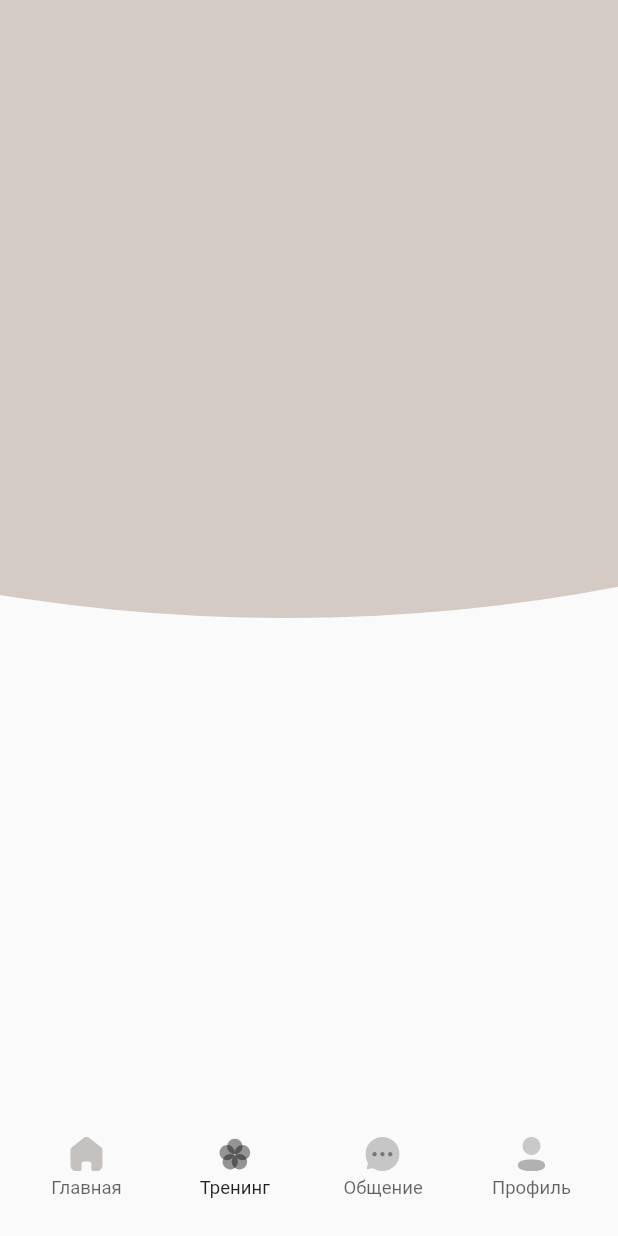
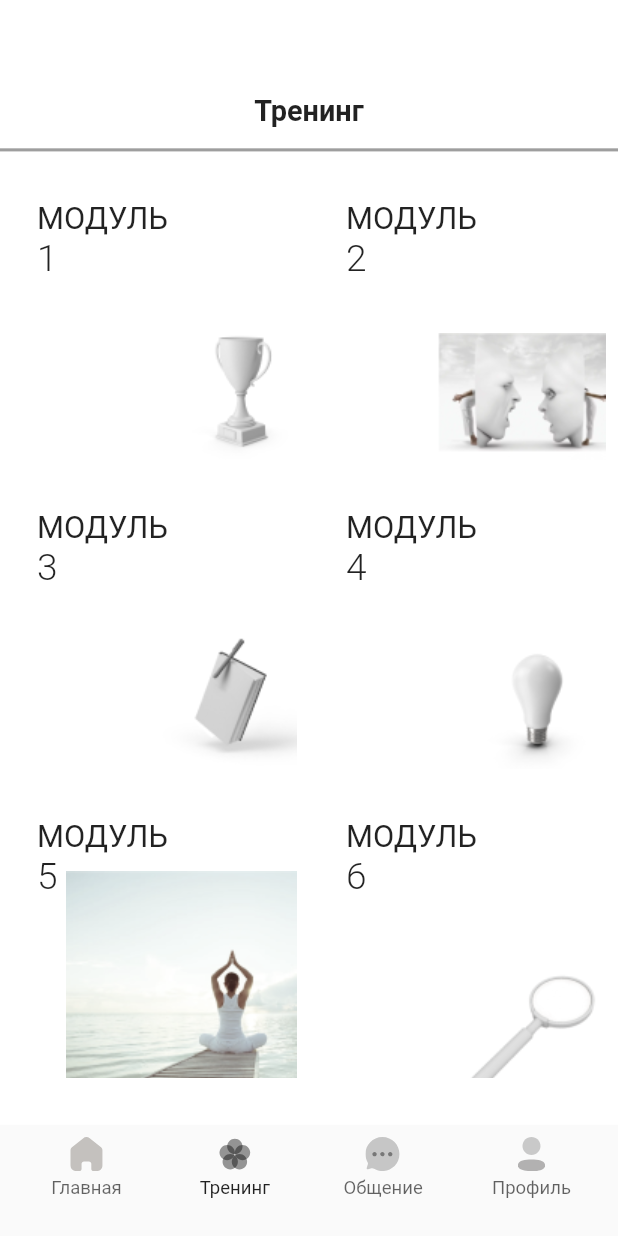
Before and after one commit to OlegBochkoV/gastrasoft, a Flutter app: the screen it shows after launch, item 2 of the bottom bar chosen, on a phone screen of 412 x 824 dp. Run offline on Flutter 3.47's test engine with Material 2 defaults, Android fonts, the phone set to English and light mode, and no system bars; our stand-ins replace flutter_bloc, flutter_svg, sizer.

Commit message:
training page

```diff
--- /dev/null
+++ b/lib/domen/module_item.dart
@@ -0,0 +1,6 @@
+class ModuleData {
+  int index;
+  String icon;
+
+  ModuleData({required this.index, required this.icon});
+}
--- /dev/null
+++ b/lib/home/training/module_page.dart
@@ -0,0 +1,65 @@
+import 'package:flutter/material.dart';
+import 'package:gastra_soft/domen/module_item.dart';
+import 'package:gastra_soft/home/training/training_bloc.dart';
+import 'package:sizer/sizer.dart';
+import 'package:flutter_bloc/flutter_bloc.dart';
+
+class ModulePage extends StatelessWidget {
+  const ModulePage({Key? key}) : super(key: key);
+
+  @override
+  Widget build(BuildContext context) {
+    List<ModuleData> moduleItem = [
+      ModuleData(index: 1, icon: 'assets/images/module1.png'),
+      ModuleData(index: 2, icon: 'assets/images/module2.png'),
+      ModuleData(index: 3, icon: 'assets/images/module3.png'),
+      ModuleData(index: 4, icon: 'assets/images/module4.png'),
+      ModuleData(index: 5, icon: 'assets/images/module5.png'),
+      ModuleData(index: 6, icon: 'assets/images/module6.png'),
+      ModuleData(index: 7, icon: 'assets/images/module7.png'),
+      ModuleData(index: 8, icon: 'assets/images/module8.png'),
+    ];
+
+    return body(moduleItem, context);
+  }
+
+  Widget body(List<ModuleData> moduleItem, BuildContext context) {
+    return GridView.count(
+      physics: const BouncingScrollPhysics(),
+      crossAxisCount: 2,
+      children: moduleItem.map((e) => item(e, context)).toList(),
+    );
+  }
+
+  Widget item(ModuleData moduleItem, BuildContext context) {
+    TextStyle style1 = TextStyle(fontWeight: FontWeight.w400, fontSize: 15.sp);
+    TextStyle style2 = TextStyle(fontWeight: FontWeight.w300, fontSize: 18.sp);
+
+    return Padding(
+      padding: EdgeInsets.only(top: 2.w, left: 2.w, right: 2.w),
+      child: InkWell(
+        onTap: () => context.read<TrainingBloc>()..setPage(1)..setHeader('Модуль ${moduleItem.index}'),
+        child: SizedBox(
+          child: Stack(
+            children: [
+              Align(
+                alignment: Alignment.bottomRight,
+                child: Image.asset(moduleItem.icon),
+              ),
+              Padding(
+                padding: EdgeInsets.only(top: 6.w, left: 4.w),
+                child: Column(
+                  crossAxisAlignment: CrossAxisAlignment.start,
+                  children: [
+                    Text('МОДУЛЬ', style: style1),
+                    Text('${moduleItem.index}', style: style2)
+                  ],
+                ),
+              ),
+            ],
+          ),
+        ),
+      ),
+    );
+  }
+}
--- a/lib/home/training/training.dart
+++ b/lib/home/training/training.dart
@@ -1,10 +1,90 @@
 import 'package:flutter/material.dart';
+import 'package:flutter_bloc/flutter_bloc.dart';
+import 'package:gastra_soft/config/app_theme.dart';
+import 'package:gastra_soft/home/training/lesson_page.dart';
+import 'package:gastra_soft/home/training/module_page.dart';
+import 'package:gastra_soft/home/training/training_bloc.dart';
+import 'package:sizer/sizer.dart';
 
-class TrainingPage extends StatelessWidget {
+class TrainingPage extends StatefulWidget {
   const TrainingPage({Key? key}) : super(key: key);
 
   @override
+  State<TrainingPage> createState() => _TrainingPageState();
+}
+
+class _TrainingPageState extends State<TrainingPage> with TickerProviderStateMixin {
+  final TrainingBloc _trainingBloc = TrainingBloc();
+  late TabController _controller;
+  static const List<Widget> _pages = [
+    ModulePage(),
+    LessonPage()
+  ];
+
+  @override
+  void initState() {
+    super.initState();
+    _controller = TabController(length: 2, vsync: this);
+  }
+
+  @override
   Widget build(BuildContext context) {
-    return Container();
+    return MultiBlocProvider(
+      providers: [
+        BlocProvider.value(value: _trainingBloc),
+      ],
+      child: BlocBuilder<TrainingBloc, TrainingState>(
+        builder: (context, state) {
+          _controller.index = state.currentPage;
+          return Container(
+            color: AppColors.white,
+            child: Column(
+              children: [
+                appBar(state),
+                body()
+              ],
+            ),
+          );
+        }
+      ),
+    );
+  }
+
+  Widget appBar(TrainingState state) {
+    TextStyle style1 = TextStyle(fontWeight: FontWeight.w700, fontSize: 14.sp);
+
+    return Column(
+      children: [
+        SizedBox(height: 7.h),
+        Stack(
+          alignment: AlignmentDirectional.center,
+          children: [
+            SizedBox(height: 4.h),
+            Text(state.header, style: style1),
+            Row(
+              children: [
+                SizedBox(width: 5.w),
+                state.currentPage > 0
+                ? InkWell(
+                  onTap: () => _trainingBloc..setPage(0)..setHeader('Тренинг'),
+                  child: const Icon(Icons.keyboard_backspace, size: 25))
+                : const SizedBox()
+              ],
+            )
+          ],
+        ),
+        SizedBox(height: 1.h),
+        Container(height: 0.5.w, color: Colors.grey)
+      ],
+    );
+  }
+
+  Widget body() {
+    return Expanded(
+      child: TabBarView(
+        physics: const NeverScrollableScrollPhysics(),
+        controller: _controller,
+        children: _pages),
+    );
   }
 }
--- /dev/null
+++ b/lib/home/training/training_bloc.dart
@@ -0,0 +1,28 @@
+import 'package:flutter_bloc/flutter_bloc.dart';
+import 'package:gastra_soft/domen/module_item.dart';
+
+class TrainingState {
+  ModuleData? moduleItem;
+  String header;
+  int currentPage;
+
+  TrainingState({required this.moduleItem, required this.header, required this.currentPage});
+
+  TrainingState copyWith(
+    {ModuleData? moduleItem,
+    String? header,
+    int? currentPage}) {
+      return TrainingState(
+        moduleItem: moduleItem ?? this.moduleItem,
+        header: header ?? this.header,
+        currentPage: currentPage ?? this.currentPage);
+      }
+}
+
+class TrainingBloc extends Cubit<TrainingState> {
+  TrainingBloc() : super(TrainingState(moduleItem: null, header: 'Тренинг', currentPage: 0));
+
+  void setPage(int value) => emit(state.copyWith(currentPage: value));
+
+  void setHeader(String value) => emit(state.copyWith(header: value));
+}
--- a/lib/main.dart
+++ b/lib/main.dart
@@ -15,8 +15,7 @@ class MyApp extends StatelessWidget {
           initialRoute: route,
           onGenerateRoute: AppRouter.onGenerateRoute,
           debugShowCheckedModeBanner: false,
-          title: 'gastrasoft',
-          home: Container(),
+          title: 'gastrasoft'
         );
       }
     );
--- a/pubspec.yaml
+++ b/pubspec.yaml
@@ -14,6 +14,7 @@ dependencies:
   cupertino_icons: ^1.0.2
   sizer: ^2.0.15
   flutter_svg: ^1.1.0
+  flutter_bloc: ^8.0.1
 
 dev_dependencies:
   flutter_test:
```
Also changed, not shown: lib/domen/lesson_item.dart (added, +7 -0 lines), lib/home/main_page/main_page.dart (+44 -2 lines), lib/home/training/lesson_page.dart (added, +64 -0 lines), assets/images/module1.png (added), assets/images/module2.png (added), assets/images/module3.png (added), assets/images/module4.png (added), assets/images/module5.png (added), assets/images/module6.png (added), assets/images/module7.png (added), assets/images/module8.png (added), 1 other file.
